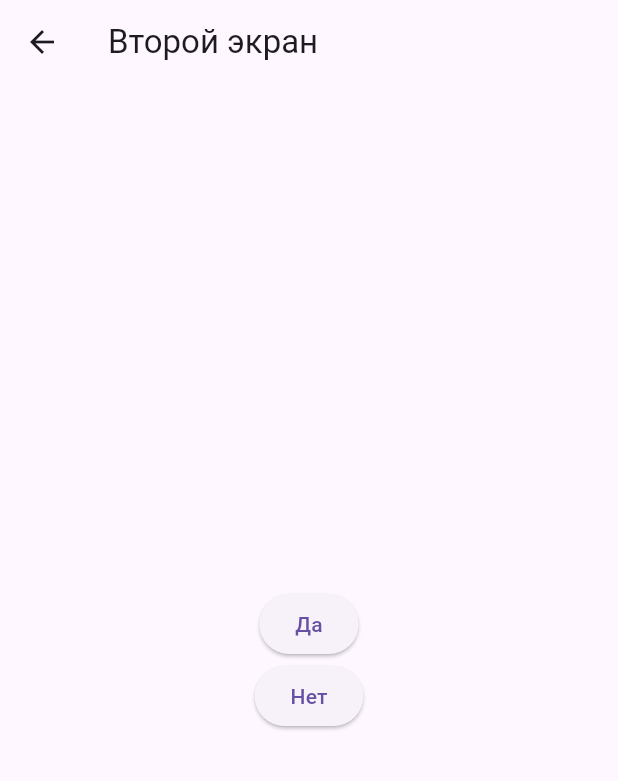
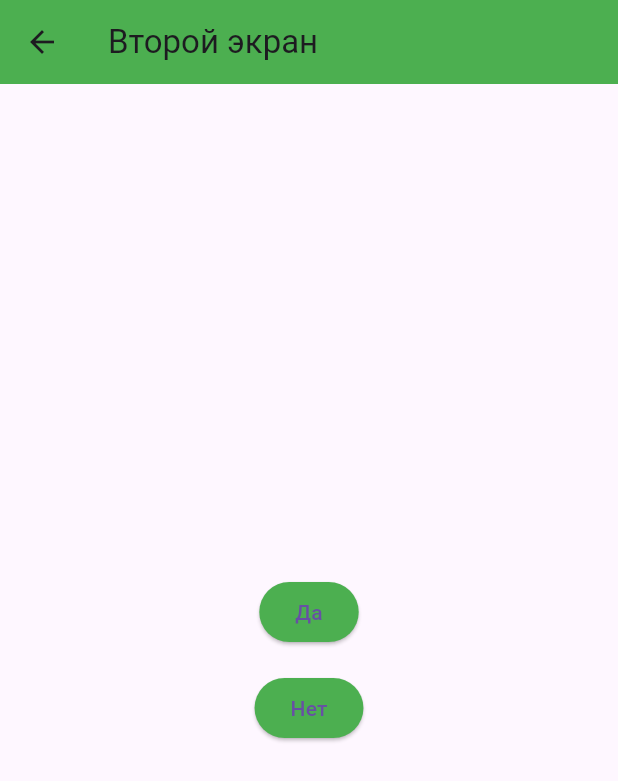
Before and after one commit to NikVlasov20/mobile_dev, a Flutter app: the screen it shows after launch, after a tap on "Перейти на второй экран", on a phone screen of 412 x 824 dp. Shown: the top 781 px of the screen. Run offline on Flutter 3.47's test engine with Material 3 defaults, Android fonts, the phone set to English and light mode, and no system bars.

Commit message:
fix:colors

```diff
--- a/lab7/lib/first_screen.dart
+++ b/lab7/lib/first_screen.dart
@@ -5,7 +5,10 @@ class FirstScreen extends StatelessWidget {
   @override
   Widget build(BuildContext context) {
     return Scaffold(
-      appBar: AppBar(title: Text("Первый экран")),
+      appBar: AppBar(
+        title: Text("Первый экран"),
+        backgroundColor: Colors.green, // Зелёный цвет заголовка
+      ),
       body: Center(
         child: ElevatedButton(
           onPressed: () async {
@@ -17,11 +20,14 @@ class FirstScreen extends StatelessWidget {
 
             // Отображение результата в виде всплывающего уведомления
             if (result != null) {
-              ScaffoldMessenger.of(
-                context,
-              ).showSnackBar(SnackBar(content: Text("Вы выбрали: $result")));
+              ScaffoldMessenger.of(context).showSnackBar(
+                SnackBar(content: Text(" $result")),
+              );
             }
           },
+          style: ElevatedButton.styleFrom(
+            backgroundColor: Colors.green, // Зелёный цвет кнопки
+          ),
           child: Text("Перейти на второй экран"),
         ),
       ),
--- a/lab7/lib/second_screen.dart
+++ b/lab7/lib/second_screen.dart
@@ -4,7 +4,10 @@ class SecondScreen extends StatelessWidget {
   @override
   Widget build(BuildContext context) {
     return Scaffold(
-      appBar: AppBar(title: Text("Второй экран")),
+      appBar: AppBar(
+        title: Text("Второй экран"),
+        backgroundColor: Colors.green, // Зелёный цвет заголовка
+      ),
       body: Center(
         child: Column(
           mainAxisAlignment: MainAxisAlignment.center,
@@ -13,12 +16,19 @@ class SecondScreen extends StatelessWidget {
               onPressed: () {
                 Navigator.pop(context, "Да"); // Передаём значение "Да"
               },
+              style: ElevatedButton.styleFrom(
+                backgroundColor: Colors.green, // Зелёный цвет кнопки
+              ),
               child: Text("Да"),
             ),
+            SizedBox(height: 16), // Разделение между кнопками
             ElevatedButton(
               onPressed: () {
                 Navigator.pop(context, "Нет"); // Передаём значение "Нет"
               },
+              style: ElevatedButton.styleFrom(
+                backgroundColor: Colors.green, // Зелёный цвет кнопки
+              ),
               child: Text("Нет"),
             ),
           ],
```
